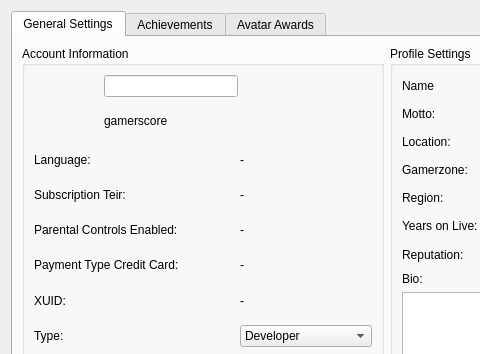
This is Velocity/profileeditor.ui in hetelek/Velocity as Qt 5 draws it before an edit; both pictures show x 0 to 480 and y 0 to 354 of the 922 by 473 pixel window. The edited form follows.
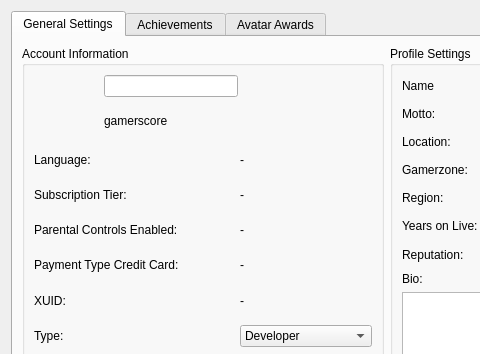
This is the edited form. Icons and pictures are not drawn.

```diff
--- a/Velocity/profileeditor.ui
+++ b/Velocity/profileeditor.ui
@@ -109,7 +109,7 @@
             <item row="2" column="0" colspan="2">
              <widget class="QLabel" name="lblLanguage_2">
               <property name="text">
-               <string>Subscription Teir:</string>
+               <string>Subscription Tier:</string>
               </property>
              </widget>
             </item>
```
Left out of the diff: 2 changed lines with no effect on the pictures.
